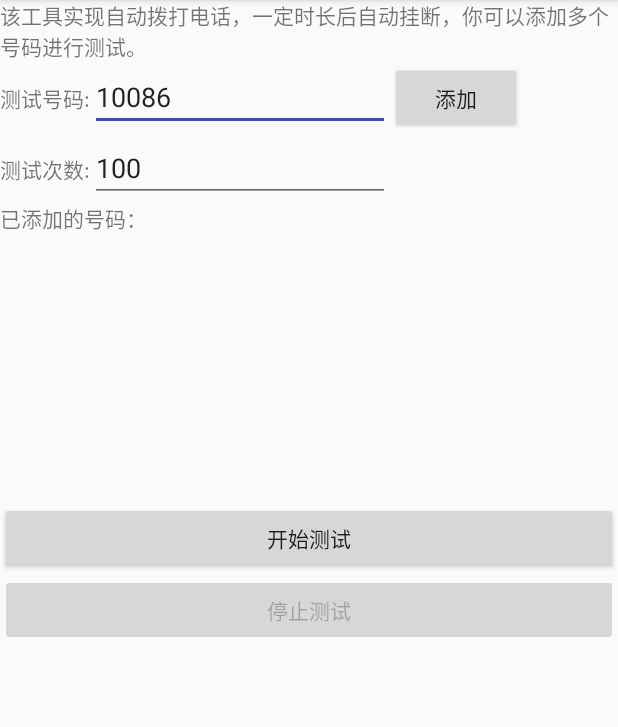
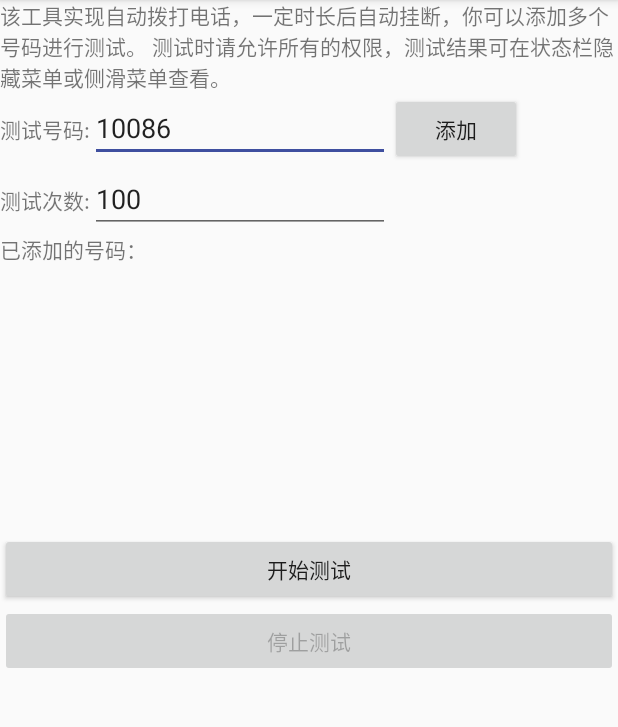
Before and after one commit to martyang/AuaoCallDemo, an Android app: the screen it shows after launch (MainActivity), on a phone screen of 412 x 824 dp, the part 84-811 px from its top. Run offline under Robolectric (Android 15) with nearby library versions, the phone set to English and light mode, and no system bars; 2 statements that could not run were skipped.

Commit message:
修改使用说明

```diff
--- a/app/src/main/res/values/strings.xml
+++ b/app/src/main/res/values/strings.xml
@@ -3,7 +3,8 @@
     <string name="add">New</string>
     <string name="search">Search</string>
     <string name="delete">Delete</string>
-    <string name="tips">该工具实现自动拨打电话，一定时长后自动挂断，你可以添加多个号码进行测试。</string>
+    <string name="tips">该工具实现自动拨打电话，一定时长后自动挂断，你可以添加多个号码进行测试。
+        测试时请允许所有的权限，测试结果可在状态栏隐藏菜单或侧滑菜单查看。</string>
     <string name="testcount">测试次数:</string>
     <string name="add_str">添加</string>
     <string name="phonenumber">测试号码:</string>
```
